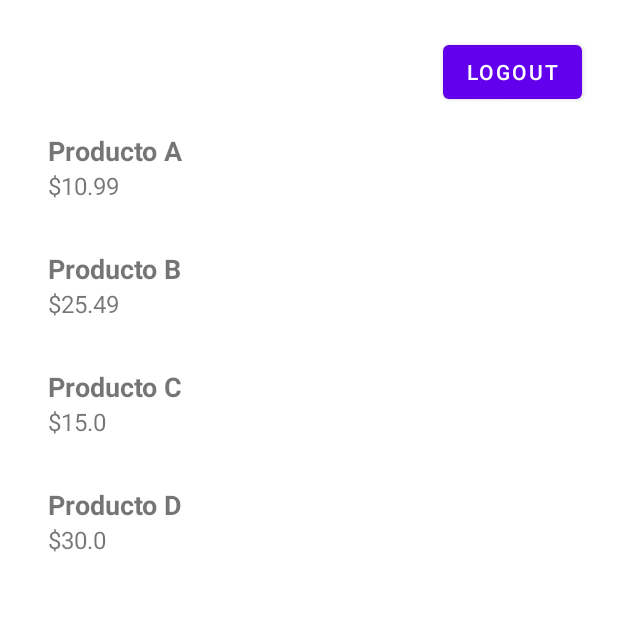
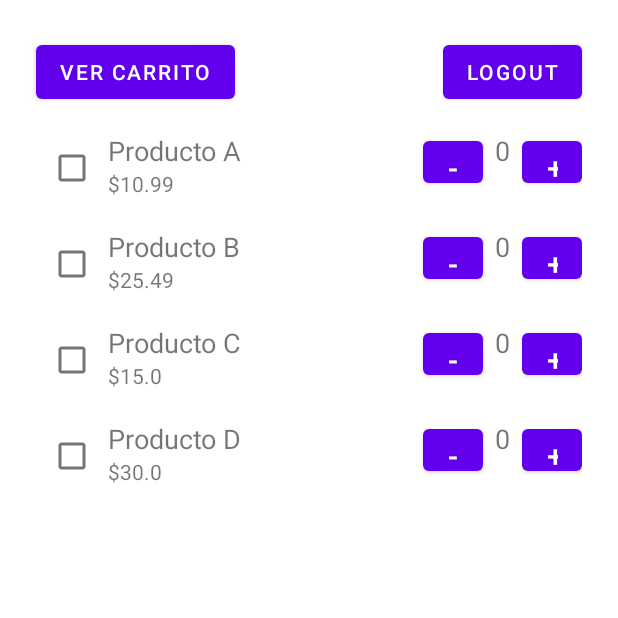
Before and after one commit to JoseAyala97/test, an Android app built with Jetpack Compose: the ProductListActivity screen opened directly, with no data from a screen before it, on a phone screen of 412 x 824 dp, the top half of it. Run offline under Robolectric (Android 15) with nearby library versions, the phone set to English and light mode, and no system bars.

Commit message:
feat: add shoppinCart whit button home (productList). Pending implementation of logic to add products by quantity and total in the cart.

```diff
--- a/app/build.gradle.kts
+++ b/app/build.gradle.kts
@@ -40,6 +40,7 @@ android {
     }
     buildFeatures {
         compose = true
+        viewBinding = true
     }
     composeOptions {
         kotlinCompilerExtensionVersion = "1.5.1"
@@ -63,6 +64,7 @@ dependencies {
     implementation(libs.androidx.ui.graphics)
     implementation(libs.androidx.ui.tooling.preview)
     implementation(libs.androidx.material3)
+    implementation(libs.androidx.recyclerview)
     testImplementation(libs.junit)
     androidTestImplementation(libs.androidx.junit)
     androidTestImplementation(libs.androidx.espresso.core)
@@ -71,7 +73,7 @@ dependencies {
     debugImplementation(libs.androidx.ui.tooling)
     debugImplementation(libs.androidx.ui.test.manifest)
     implementation(libs.google.material)
-
+    implementation(libs.androidx.recyclerview.v121)
 
 
 }
--- a/app/src/main/AndroidManifest.xml
+++ b/app/src/main/AndroidManifest.xml
@@ -36,11 +36,16 @@
             android:label="Products"
             android:theme="@style/Theme.Test" />
 
+        <!-- CartActivity será la tercera pantalla -->
+        <activity android:name=".presentation.cart.CartActivity" />
+
+
         <!-- MainActivity sigue estando disponible -->
         <activity
             android:name=".MainActivity"
             android:exported="true"
             android:label="Main"
             android:theme="@style/Theme.Test" />
+
     </application>
 </manifest>
--- a/app/src/main/java/com/example/test/presentation/product/product/ProductAdapter.kt
+++ b/app/src/main/java/com/example/test/presentation/product/product/ProductAdapter.kt
@@ -1,22 +1,22 @@
 package com.example.test.presentation.product.product
 
 import android.view.LayoutInflater
-import android.view.View
 import android.view.ViewGroup
-import android.widget.TextView
 import androidx.recyclerview.widget.DiffUtil
 import androidx.recyclerview.widget.ListAdapter
 import androidx.recyclerview.widget.RecyclerView
-import com.example.test.R
+import com.example.test.databinding.ItemProductBinding
 import com.example.test.domain.Product
 
-class ProductAdapter(private val onClick: (Product) -> Unit) :
-    ListAdapter<Product, ProductAdapter.ProductViewHolder>(DiffCallback()) {
+class ProductAdapter(
+    private val onQuantityChanged: (Product, Int) -> Unit
+) : ListAdapter<Product, ProductAdapter.ProductViewHolder>(ProductDiffCallback()) {
 
     override fun onCreateViewHolder(parent: ViewGroup, viewType: Int): ProductViewHolder {
-        val view = LayoutInflater.from(parent.context)
-            .inflate(R.layout.item_product, parent, false)
-        return ProductViewHolder(view, onClick)
+        val binding = ItemProductBinding.inflate(
+            LayoutInflater.from(parent.context), parent, false
+        )
+        return ProductViewHolder(binding)
     }
 
     override fun onBindViewHolder(holder: ProductViewHolder, position: Int) {
@@ -24,21 +24,43 @@ class ProductAdapter(private val onClick: (Product) -> Unit) :
         holder.bind(product)
     }
 
-    class ProductViewHolder(
-        itemView: View,
-        private val onClick: (Product) -> Unit
-    ) : RecyclerView.ViewHolder(itemView) {
-        private val productName: TextView = itemView.findViewById(R.id.textViewProductName)
-        private val productPrice: TextView = itemView.findViewById(R.id.textViewProductPrice)
+    inner class ProductViewHolder(
+        private val binding: ItemProductBinding
+    ) : RecyclerView.ViewHolder(binding.root) {
+
+        private var currentQuantity = 0
 
         fun bind(product: Product) {
-            productName.text = product.name
-            productPrice.text = "$${product.price}"
-            itemView.setOnClickListener { onClick(product) }
+            binding.tvProductName.text = product.name
+            binding.tvProductPrice.text = "$${product.price}"
+            binding.cbSelect.isChecked = false
+            binding.tvQuantity.text = currentQuantity.toString()
+
+            binding.btnPlus.setOnClickListener {
+                currentQuantity++
+                binding.tvQuantity.text = currentQuantity.toString()
+                onQuantityChanged(product, currentQuantity)
+            }
+
+            binding.btnMinus.setOnClickListener {
+                if (currentQuantity > 0) {
+                    currentQuantity--
+                    binding.tvQuantity.text = currentQuantity.toString()
+                    onQuantityChanged(product, currentQuantity)
+                }
+            }
+
+            binding.cbSelect.setOnCheckedChangeListener { _, isChecked ->
+                if (!isChecked) {
+                    currentQuantity = 0
+                    binding.tvQuantity.text = "0"
+                    onQuantityChanged(product, 0)
+                }
+            }
         }
     }
 
-    class DiffCallback : DiffUtil.ItemCallback<Product>() {
+    class ProductDiffCallback : DiffUtil.ItemCallback<Product>() {
         override fun areItemsTheSame(oldItem: Product, newItem: Product): Boolean {
             return oldItem.id == newItem.id
         }
--- a/app/src/main/java/com/example/test/presentation/product/product/ProductListActivity.kt
+++ b/app/src/main/java/com/example/test/presentation/product/product/ProductListActivity.kt
@@ -3,14 +3,16 @@ package com.example.test.presentation.product.product
 import android.content.Intent
 import android.os.Bundle
 import android.widget.Button
-import android.widget.Toast
 import androidx.activity.viewModels
 import androidx.appcompat.app.AppCompatActivity
 import androidx.recyclerview.widget.LinearLayoutManager
 import androidx.recyclerview.widget.RecyclerView
 import com.example.test.R
+import com.example.test.data.ProductRepositoryImpl
+import com.example.test.domain.CartItem
+import com.example.test.domain.Product
+import com.example.test.presentation.cart.CartActivity
 import com.example.test.presentation.login.LoginActivity
-import com.example.test.data.ProductRepositoryImpl
 
 class ProductListActivity : AppCompatActivity() {
 
@@ -19,12 +21,15 @@ class ProductListActivity : AppCompatActivity() {
         ProductViewModelFactory(ProductRepositoryImpl())
     }
 
+    private val selectedProducts = mutableMapOf<Product, Int>()  // Mapa para guardar productos seleccionados
+
     override fun onCreate(savedInstanceState: Bundle?) {
         super.onCreate(savedInstanceState)
         setContentView(R.layout.activity_product_list)
 
         initRecyclerView()
         setupLogoutButton()
+        setupCartButton()  // Asegúrate de llamar esta función.
         observeViewModel()
 
         viewModel.loadProducts()
@@ -34,10 +39,25 @@ class ProductListActivity : AppCompatActivity() {
         val recyclerView = findViewById<RecyclerView>(R.id.recyclerViewProducts)
         recyclerView.layoutManager = LinearLayoutManager(this)
 
-        productAdapter = ProductAdapter { product ->
-            Toast.makeText(this, "Producto: ${product.name}", Toast.LENGTH_SHORT).show()
+        // Solo pasamos el callback, no una lista inicial.
+        productAdapter = ProductAdapter { product, quantity ->
+            updateSelectedProducts(product, quantity)
         }
+
         recyclerView.adapter = productAdapter
+    }
+
+    private fun setupCartButton() {
+        val btnCart = findViewById<Button>(R.id.btnCart)
+        btnCart.setOnClickListener {
+            val selectedProductsList = selectedProducts.entries.map {
+                CartItem(it.key, it.value)
+            }
+
+            val intent = Intent(this, CartActivity::class.java)
+            intent.putParcelableArrayListExtra("selectedProducts", ArrayList(selectedProductsList))
+            startActivity(intent)
+        }
     }
 
     private fun setupLogoutButton() {
@@ -56,7 +76,15 @@ class ProductListActivity : AppCompatActivity() {
 
     private fun observeViewModel() {
         viewModel.products.observe(this) { products ->
-            productAdapter.submitList(products)
+            productAdapter.submitList(products)  // Ahora funciona correctamente.
+        }
+    }
+
+    private fun updateSelectedProducts(product: Product, quantity: Int) {
+        if (quantity > 0) {
+            selectedProducts[product] = quantity
+        } else {
+            selectedProducts.remove(product)
         }
     }
 }
--- a/app/src/main/res/layout/activity_product_list.xml
+++ b/app/src/main/res/layout/activity_product_list.xml
@@ -5,6 +5,17 @@
     android:layout_width="match_parent"
     android:layout_height="match_parent"
     android:padding="16dp">
+
+    <!-- Botón de Ver Carrito -->
+    <Button
+        android:id="@+id/btnCart"
+        android:layout_width="wrap_content"
+        android:layout_height="wrap_content"
+        android:text="Ver Carrito"
+        app:layout_constraintStart_toStartOf="parent"
+        app:layout_constraintTop_toTopOf="parent"
+        android:layout_marginTop="8dp"
+        android:layout_marginStart="8dp" />
 
     <!-- Botón de Logout -->
     <Button
@@ -22,8 +33,9 @@
         android:id="@+id/recyclerViewProducts"
         android:layout_width="0dp"
         android:layout_height="0dp"
-        app:layout_constraintTop_toBottomOf="@id/btnLogout"
+        app:layout_constraintTop_toBottomOf="@id/btnCart"
         app:layout_constraintStart_toStartOf="parent"
         app:layout_constraintEnd_toEndOf="parent"
-        app:layout_constraintBottom_toBottomOf="parent" />
+        app:layout_constraintBottom_toBottomOf="parent"
+        android:layout_marginTop="8dp" />
 </androidx.constraintlayout.widget.ConstraintLayout>
--- a/app/src/main/res/layout/item_product.xml
+++ b/app/src/main/res/layout/item_product.xml
@@ -1,21 +1,64 @@
 <?xml version="1.0" encoding="utf-8"?>
-<LinearLayout
+<androidx.constraintlayout.widget.ConstraintLayout
     xmlns:android="http://schemas.android.com/apk/res/android"
+    xmlns:app="http://schemas.android.com/apk/res-auto"
     android:layout_width="match_parent"
     android:layout_height="wrap_content"
-    android:orientation="vertical"
-    android:padding="16dp">
+    android:padding="8dp">
+
+    <CheckBox
+        android:id="@+id/cbSelect"
+        android:layout_width="wrap_content"
+        android:layout_height="wrap_content"
+        app:layout_constraintTop_toTopOf="parent"
+        app:layout_constraintStart_toStartOf="parent"
+        android:layout_marginEnd="8dp" />
 
     <TextView
-        android:id="@+id/textViewProductName"
+        android:id="@+id/tvProductName"
+        android:layout_width="0dp"
+        android:layout_height="wrap_content"
+        android:text="Nombre del producto"
+        android:textSize="18sp"
+        app:layout_constraintStart_toEndOf="@id/cbSelect"
+        app:layout_constraintTop_toTopOf="parent"
+        app:layout_constraintEnd_toEndOf="parent" />
+
+    <TextView
+        android:id="@+id/tvProductPrice"
         android:layout_width="wrap_content"
         android:layout_height="wrap_content"
-        android:textSize="18sp"
-        android:textStyle="bold" />
+        android:text="$0.00"
+        app:layout_constraintTop_toBottomOf="@id/tvProductName"
+        app:layout_constraintStart_toStartOf="@id/tvProductName" />
+
+    <Button
+        android:id="@+id/btnMinus"
+        android:layout_width="40dp"
+        android:layout_height="40dp"
+        android:text="-"
+        android:textSize="20sp"
+        app:layout_constraintTop_toTopOf="parent"
+        app:layout_constraintEnd_toStartOf="@id/tvQuantity"
+        android:layout_marginEnd="8dp" />
 
     <TextView
-        android:id="@+id/textViewProductPrice"
+        android:id="@+id/tvQuantity"
         android:layout_width="wrap_content"
         android:layout_height="wrap_content"
-        android:textSize="16sp" />
-</LinearLayout>
+        android:text="0"
+        android:textSize="18sp"
+        app:layout_constraintTop_toTopOf="parent"
+        app:layout_constraintEnd_toStartOf="@id/btnPlus"
+        android:layout_marginEnd="8dp" />
+
+    <Button
+        android:id="@+id/btnPlus"
+        android:layout_width="40dp"
+        android:layout_height="40dp"
+        android:text="+"
+        android:textSize="20sp"
+        app:layout_constraintTop_toTopOf="parent"
+        app:layout_constraintEnd_toEndOf="parent" />
+
+</androidx.constraintlayout.widget.ConstraintLayout>
--- a/gradle/libs.versions.toml
+++ b/gradle/libs.versions.toml
@@ -12,11 +12,14 @@ lifecycleRuntimeKtx = "2.8.6"
 activityCompose = "1.9.3"
 composeBom = "2024.10.00"
 materialVersion = "1.9.0"
+recyclerview = "1.3.2"
+recyclerviewVersion = "1.2.1"
 
 [libraries]
 androidx-appcompat = { module = "androidx.appcompat:appcompat", version.ref = "appcompat" }
 androidx-appcompat-v161 = { module = "androidx.appcompat:appcompat", version.ref = "appcompatVersion" }
 androidx-core-ktx = { group = "androidx.core", name = "core-ktx", version.ref = "coreKtx" }
+androidx-recyclerview-v121 = { module = "androidx.recyclerview:recyclerview", version.ref = "recyclerviewVersion" }
 google-material = { module = "com.google.android.material:material", version.ref = "materialVersion" }
 junit = { group = "junit", name = "junit", version.ref = "junit" }
 androidx-junit = { group = "androidx.test.ext", name = "junit", version.ref = "junitVersion" }
@@ -32,6 +35,7 @@ androidx-ui-test-manifest = { group = "androidx.compose.ui", name = "ui-test-man
 androidx-ui-test-junit4 = { group = "androidx.compose.ui", name = "ui-test-junit4" }
 androidx-material3 = { group = "androidx.compose.material3", name = "material3" }
 androidx-constraintlayout = { module = "androidx.constraintlayout:constraintlayout", version.ref = "constraintlayout" }
+androidx-recyclerview = { group = "androidx.recyclerview", name = "recyclerview", version.ref = "recyclerview" }
 
 
 [plugins]
```
Also changed, not shown: app/src/main/java/com/example/test/data/CartRepositoryImpl.kt (added, +23 -0 lines), app/src/main/java/com/example/test/domain/CartItem.kt (added, +31 -0 lines), app/src/main/java/com/example/test/domain/CartUseCase.kt (added, +27 -0 lines), app/src/main/java/com/example/test/domain/Product.kt (+28 -1 lines), app/src/main/java/com/example/test/presentation/cart/CartActivity.kt (added, +39 -0 lines), app/src/main/java/com/example/test/presentation/cart/CartAdapter.kt (added, +36 -0 lines), app/src/main/res/layout/activity_cart.xml (added, +30 -0 lines), app/src/main/res/layout/item_cart.xml (added, +37 -0 lines).
